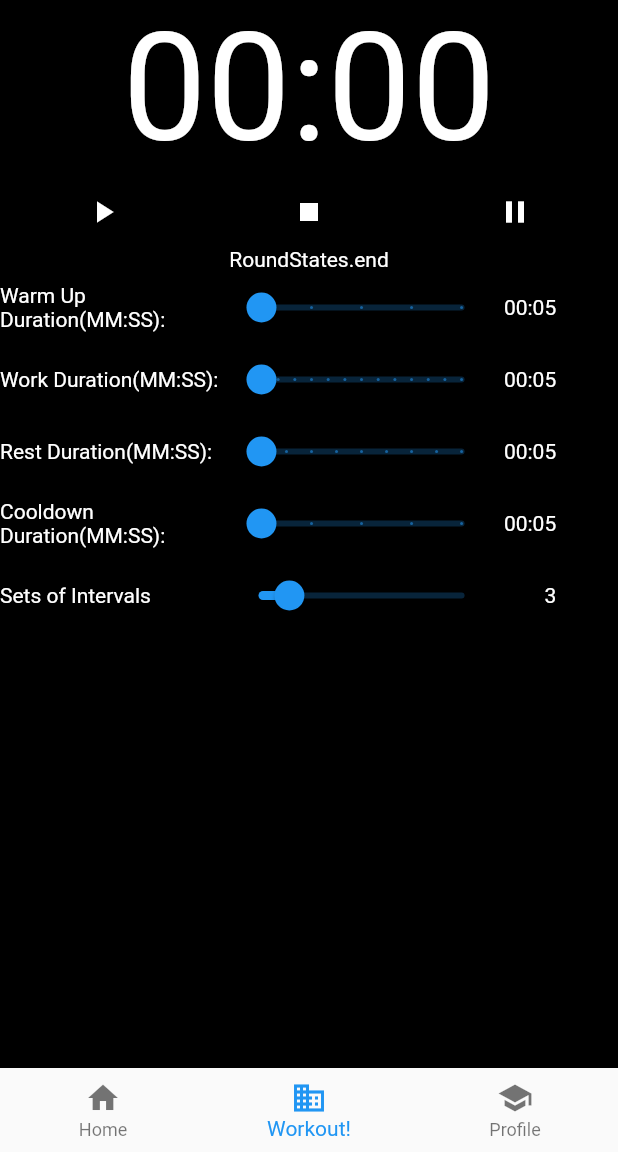
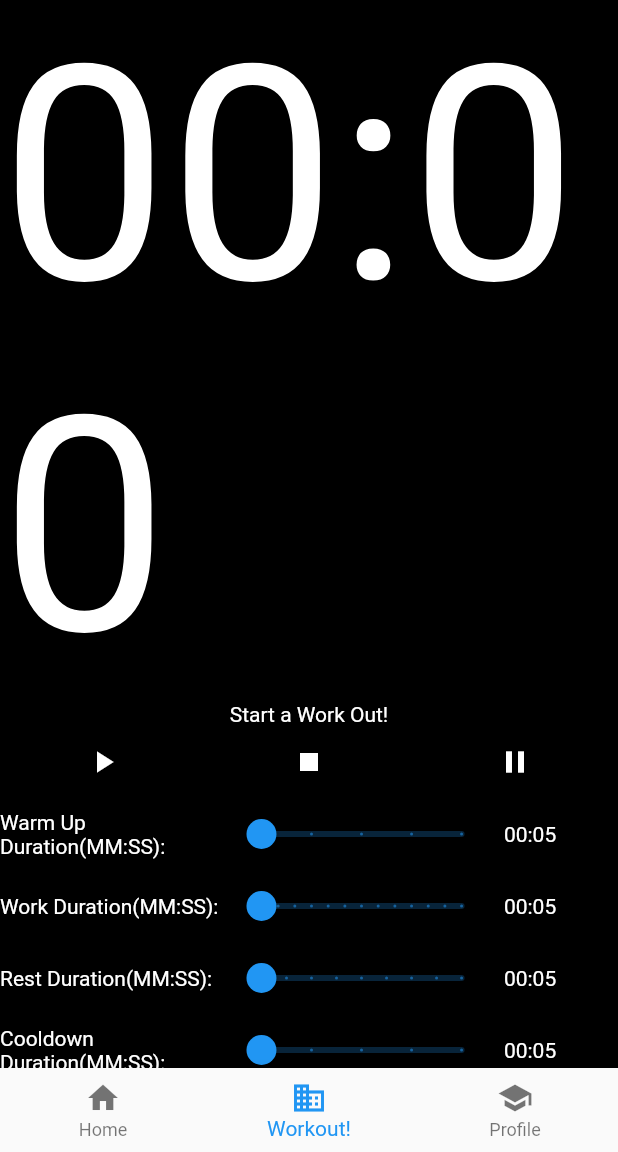
Before and after one commit to allcui/intervaltimer-flutter, a Flutter app: the screen it shows after launch, on a phone screen of 412 x 824 dp, the part 84-1236 px from its top. Run offline on Flutter 3.47's test engine with Material 2 defaults, Android fonts, the phone set to English and light mode, and no system bars; accounts and stored records are empty.

Commit message:
added profile buttons

```diff
--- a/lib/model/workout.dart
+++ b/lib/model/workout.dart
@@ -26,6 +26,6 @@ class WorkOut{
   }
 
   bool sufficientWorkOutCompleted(){
-    return setsCompleted > minimumSetsNeed;
+    return setsCompleted >= minimumSetsNeed;
   }
 }
--- a/lib/screen/interval_timer.dart
+++ b/lib/screen/interval_timer.dart
@@ -8,6 +8,7 @@ import 'package:countdown_timer/model/work_state.dart';
 import 'package:countdown_timer/model/workout.dart';
 import 'package:countdown_timer/widget/countdown_text.dart';
 import 'package:countdown_timer/widget/custom_slider.dart';
+import 'package:countdown_timer/widget/profile_button.dart';
 import 'package:flutter/material.dart';
 
 class IntervalTimer extends StatefulWidget {
@@ -54,16 +55,16 @@ class _IntervalTimerState extends State<IntervalTimer> with SingleTickerProvider
   static const Map<RoundStates, Color> _roundStatesColors = {
     RoundStates.warmUp: Colors.pinkAccent,
     RoundStates.work: Colors.redAccent,
-    RoundStates.rest: Colors.greenAccent,
-    RoundStates.coolDown: Colors.blueGrey,
-    RoundStates.end: Colors.transparent,
+    RoundStates.rest: Colors.blue,
+    RoundStates.coolDown: Colors.teal,
+    RoundStates.end: Colors.black,
   };
 
   static const Map<RoundStates, String> _roundStatesMessages = {
     RoundStates.warmUp: 'Warm Up Phase',
-    RoundStates.work: 'Intense Work Out!',
+    RoundStates.work: 'Intense Work Out Phase, Go, Go, Go!',
     RoundStates.rest: 'Rest Phase, Slow Down!',
-    RoundStates.coolDown: 'Cool Down Phase, You Are Getting There!',
+    RoundStates.coolDown: 'Cool Down Phase, Great Job!',
     RoundStates.end: 'Start a Work Out!',
   };
   AnimationController _countdownController;
@@ -82,6 +83,7 @@ class _IntervalTimerState extends State<IntervalTimer> with SingleTickerProvider
   };
   RoundStates _currentRoundState = RoundStates.end;
 
+  Map<int, TimerProfile> _profileButtons = {};
   @override
   void initState() {
     _countdownController = AnimationController(
@@ -102,14 +104,13 @@ class _IntervalTimerState extends State<IntervalTimer> with SingleTickerProvider
     final Device device = Device(context);
     final double width = device.getWidth();
     final Widget timer = (_countdownController.status == AnimationStatus.forward)
-        ? CountdownText(animation: _countdownAnimation, fontSize: 100.0,)
-        : Text(durationToString(0), style: TextStyle(fontSize: 100.0));
-
-    final double sliderWidth = width * 0.9;
-    final Widget sliders = Column(
-      children: <Widget>[
-        ...SliderItems.values.map((item) => _buildSliderItem(sliderItem: item, width: sliderWidth)).toList(),
-      ]
+          ? CountdownText(animation: _countdownAnimation, fontSize: 200.0,)
+          : Text(durationToString(0), style: TextStyle(fontSize: 200.0)
+    );
+    final Widget statusMessage = Text(
+        (_currentRoundState == RoundStates.end)
+            ? _roundStatesMessages[_currentRoundState]
+            : _roundStatesMessages[_currentRoundState] + ' (${_currentWorkOut.setsCompleted.toString()}/${_currentWorkOut.profile.setCount.toString()})',
     );
     final Widget controlButtons = Row(
       mainAxisAlignment: MainAxisAlignment.spaceAround,
@@ -119,17 +120,32 @@ class _IntervalTimerState extends State<IntervalTimer> with SingleTickerProvider
         IconButton(onPressed: () => _pauseAndResumeTimer(), icon: Icon(Icons.pause, color: Colors.white,),),
       ],
     );
+    final double sliderWidth = width * 0.9;
+    final Widget sliders = Column(
+      children: <Widget>[
+        ...SliderItems.values.map((item) => _buildSliderItem(sliderItem: item, width: sliderWidth)).toList(),
+      ]
+    );
+    final Widget profileButtons = Row(
+      mainAxisAlignment: MainAxisAlignment.spaceEvenly,
+      children: <Widget>[
+        ProfileButton(onPressed: (index, profile) => _saveCurrentProfile(index, profile), profile: _profileButtons[0], index: 0),
+        ProfileButton(onPressed: (index, profile) => _saveCurrentProfile(index, profile), profile: _profileButtons[1], index: 1),
+        ProfileButton(onPressed: (index, profile) => _saveCurrentProfile(index, profile), profile: _profileButtons[2], index: 2),
+      ],
+    );
     return Scaffold(
       appBar: AppBar(title: Text(IntervalTimer.title),),
       body: Container(
-        color: Colors.black,
+        color: _roundStatesColors[_currentRoundState],
         child: Center(
           child: Column(
             children: <Widget>[
               timer,
+              statusMessage,
               controlButtons,
-              Text(_currentRoundState.toString(), style: TextStyle(color: Colors.white),),
-              sliders,
+              if (_currentRoundState == RoundStates.end) sliders,
+              if (_currentRoundState == RoundStates.end) profileButtons
             ],
           ),
         ),
@@ -146,7 +162,7 @@ class _IntervalTimerState extends State<IntervalTimer> with SingleTickerProvider
       setCount: _sliderItemCount[SliderItems.setCount],
     );
     _currentWorkOut = WorkOut(startTime: DateTime.now(), profile: _profileSelected);
-    _updateRoundState(_roundStates[_currentRoundState].next);
+    _updateRoundState(RoundStates.warmUp);
   }
   void _updateRoundState(RoundStates roundState) async {
 
@@ -209,7 +225,7 @@ class _IntervalTimerState extends State<IntervalTimer> with SingleTickerProvider
         context: context,
         builder: (BuildContext context) {
           return AlertDialog(
-            content: Text('Bravo! You have completed a workout!!!'),
+            content: Text('Bravo! You have completed ${_currentWorkOut.setsCompleted} workout(s)!!!!'),
             actions: [
               TextButton(child: Text('Save and Share'), onPressed: () => _saveWorkOut(),),
               TextButton(child: Text('Close'), onPressed: () {
@@ -239,4 +255,8 @@ class _IntervalTimerState extends State<IntervalTimer> with SingleTickerProvider
     log(_countdownController.isAnimating.toString());
   }
 
+  void _saveCurrentProfile(int index, TimerProfile profile) {
+      _profileButtons[index] = profile;
+  }
+
 }
```
Also changed, not shown: lib/widget/profile_button.dart (added, +39 -0 lines).
